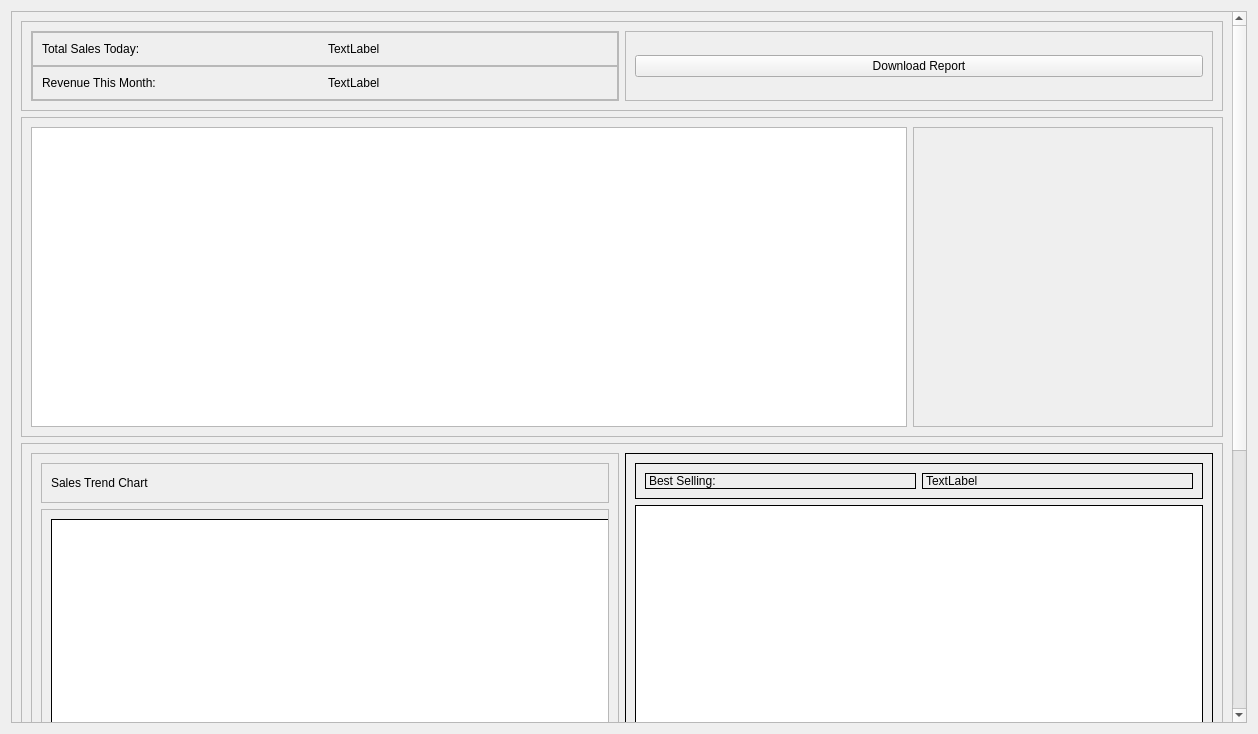
Old version of the form app/src/ui/NEW/sales_report_page.ui in the repository Kazu0210/Inventory-System.
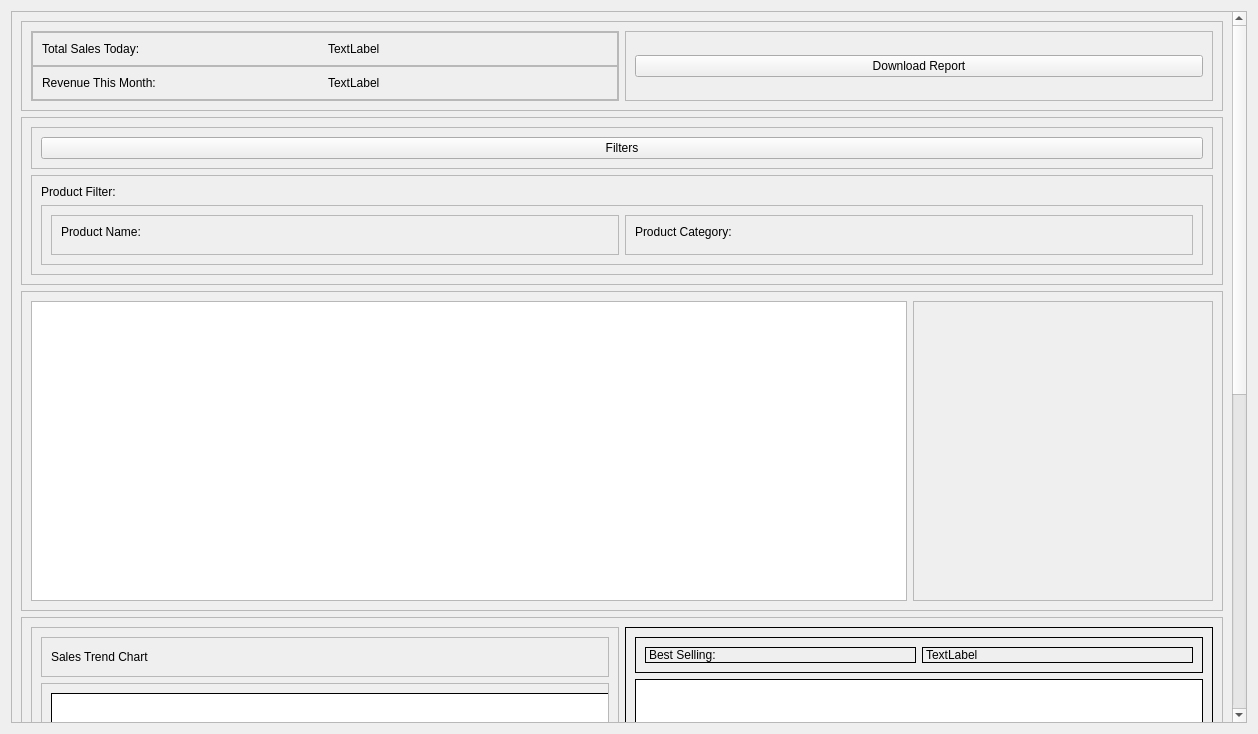
New version of the form.

Commit message: added product name filter; not working

What changed in the file:
```diff
--- a/app/src/ui/NEW/sales_report_page.ui
+++ b/app/src/ui/NEW/sales_report_page.ui
@@ -25,7 +25,7 @@
         <x>0</x>
         <y>0</y>
         <width>1221</width>
-        <height>1138</height>
+        <height>1321</height>
        </rect>
       </property>
       <layout class="QVBoxLayout" name="verticalLayout_3">
@@ -139,6 +139,126 @@
          </layout>
         </widget>
        </item>
+       <item>
+        <widget class="QFrame" name="frame_13">
+         <property name="frameShape">
+          <enum>QFrame::StyledPanel</enum>
+         </property>
+         <property name="frameShadow">
+          <enum>QFrame::Raised</enum>
+         </property>
+         <layout class="QVBoxLayout" name="verticalLayout_7">
+          <item>
+           <widget class="QFrame" name="frame_14">
+            <property name="frameShape">
+             <enum>QFrame::StyledPanel</enum>
+            </property>
+            <property name="frameShadow">
+             <enum>QFrame::Raised</enum>
+            </property>
+            <layout class="QVBoxLayout" name="verticalLayout_8">
+             <item>
+              <widget class="QPushButton" name="productFilter_pushButton">
+               <property name="text">
+                <string>Filters</string>
+               </property>
+              </widget>
+             </item>
+            </layout>
+           </widget>
+          </item>
+          <item>
+           <widget class="QFrame" name="frame_15">
+            <property name="frameShape">
+             <enum>QFrame::StyledPanel</enum>
+            </property>
+            <property name="frameShadow">
+             <enum>QFrame::Raised</enum>
+            </property>
+            <layout class="QVBoxLayout" name="verticalLayout_9">
+             <item>
+              <widget class="QLabel" name="label_5">
+               <property name="text">
+                <string>Product Filter:</string>
+               </property>
+              </widget>
+             </item>
+             <item>
+              <widget class="QFrame" name="productFilterOptions_frame">
+               <property name="frameShape">
+                <enum>QFrame::StyledPanel</enum>
+               </property>
+               <property name="frameShadow">
+                <enum>QFrame::Raised</enum>
+               </property>
+               <layout class="QHBoxLayout" name="horizontalLayout_9">
+                <item>
+                 <widget class="QFrame" name="frame_16">
+                  <property name="frameShape">
+                   <enum>QFrame::StyledPanel</enum>
+                  </property>
+                  <property name="frameShadow">
+                   <enum>QFrame::Raised</enum>
+                  </property>
+                  <layout class="QVBoxLayout" name="verticalLayout_10">
+                   <item>
+                    <widget class="QLabel" name="label_6">
+                     <property name="text">
+                      <string>Product Name:</string>
+                     </property>
+                    </widget>
+                   </item>
+                   <item>
+                    <widget class="QFrame" name="productName_frame">
+                     <property name="frameShape">
+                      <enum>QFrame::StyledPanel</enum>
+                     </property>
+                     <property name="frameShadow">
+                      <enum>QFrame::Raised</enum>
+                     </property>
+                    </widget>
+                   </item>
+                  </layout>
+                 </widget>
+                </item>
+                <item>
+                 <widget class="QFrame" name="frame_17">
+                  <property name="frameShape">
+                   <enum>QFrame::StyledPanel</enum>
+                  </property>
+                  <property name="frameShadow">
+                   <enum>QFrame::Raised</enum>
+                  </property>
+                  <layout class="QVBoxLayout" name="verticalLayout_11">
+                   <item>
+                    <widget class="QLabel" name="label_7">
+                     <property name="text">
+                      <string>Product Category:</string>
+                     </property>
+                    </widget>
+                   </item>
+                   <item>
+                    <widget class="QFrame" name="productCategory_frame">
+                     <property name="frameShape">
+                      <enum>QFrame::StyledPanel</enum>
+                     </property>
+                     <property name="frameShadow">
+                      <enum>QFrame::Raised</enum>
+                     </property>
+                    </widget>
+                   </item>
+                  </layout>
+                 </widget>
+                </item>
+               </layout>
+              </widget>
+             </item>
+            </layout>
+           </widget>
+          </item>
+         </layout>
+        </widget>
+       </item>
        <item>
         <widget class="QFrame" name="frame_6">
          <property name="frameShape">
```
The commit also changes 71 other files.
